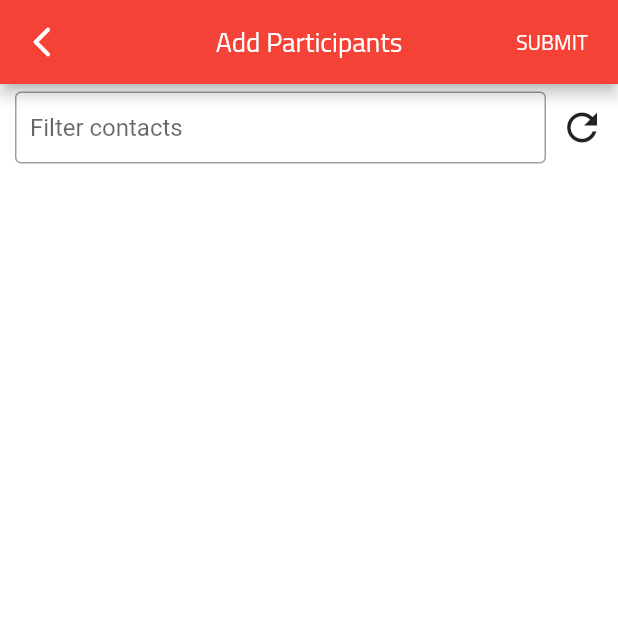
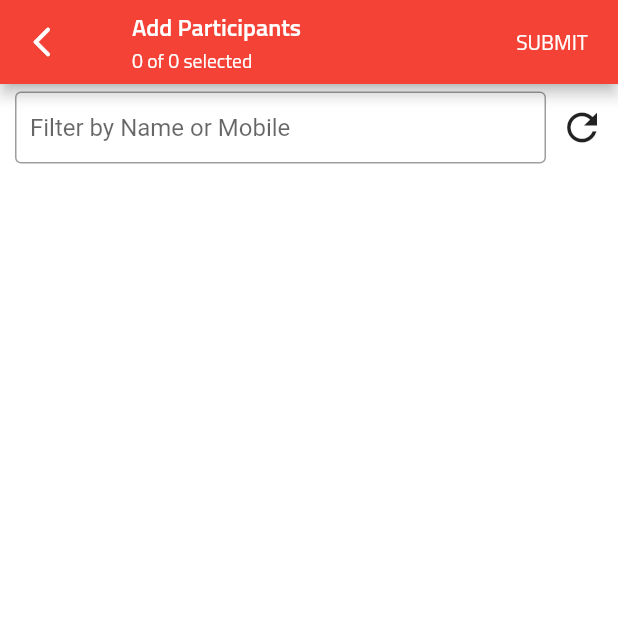
Before and after one commit to krunaldodiya/pauzr-flutter, a Flutter app: the AddGroupParticipantsPage screen opened directly, on a phone screen of 412 x 824 dp, the top half of it. Run offline on Flutter 3.47's test engine with Material 2 defaults, Android fonts, the phone set to English and light mode, and no system bars; our stand-ins replace bloc, carousel_pro, connectivity, contacts_service, curved_navigation_bar, dio and 9 more; missing offline and left inert: swipedetector, waveprogressbar_flutter, xs_progress_hud; accounts and stored records are empty; network calls fail; statements that could not run were skipped.

Commit message:
round avg

```diff
--- a/lib/src/screens/group/manage.dart
+++ b/lib/src/screens/group/manage.dart
@@ -133,6 +133,7 @@ class _ManageGroupPageState extends State<ManageGroupPage> {
             bloc: groupBloc,
             builder: (context, GroupState state) {
               return EditableFormField(
+                keyboardType: TextInputType.text,
                 maxLength: 20,
                 textColor: Colors.black,
                 borderColor: Colors.black,
--- a/lib/src/screens/group/participants.dart
+++ b/lib/src/screens/group/participants.dart
@@ -45,7 +45,19 @@ class _AddGroupParticipantsPageState extends State<AddGroupParticipantsPage> {
   Widget build(BuildContext context) {
     List filteredContact = _contacts.where((contact) {
       if (keywords != null) {
-        return contact['name'].toLowerCase().contains(keywords.toLowerCase());
+        var filterByName =
+            contact['name'].toLowerCase().contains(keywords.toLowerCase());
+
+        var filterByMobile =
+            contact['mobile'].toLowerCase().contains(keywords.toLowerCase());
+
+        var filterByDisplayName = contact['displayName']
+            .toLowerCase()
+            .contains(keywords.toLowerCase());
+
+        return filterByName == true ||
+            filterByMobile == true ||
+            filterByDisplayName == true;
       }
 
       return true;
@@ -55,12 +67,28 @@ class _AddGroupParticipantsPageState extends State<AddGroupParticipantsPage> {
       backgroundColor: Colors.white,
       appBar: AppBar(
         backgroundColor: Colors.red,
-        title: Text(
-          "Add Participants",
-          style: TextStyle(
-            color: Colors.white,
-            fontSize: 18.0,
-            fontFamily: Fonts.titilliumWebRegular,
+        title: Container(
+          alignment: Alignment.center,
+          child: ListTile(
+            dense: true,
+            contentPadding: EdgeInsets.all(0),
+            isThreeLine: true,
+            title: Text(
+              "Add Participants",
+              style: TextStyle(
+                color: Colors.white,
+                fontSize: 16.0,
+                fontFamily: Fonts.titilliumWebSemiBold,
+              ),
+            ),
+            subtitle: Text(
+              "${_participants.length} of ${_contacts.length} selected",
+              style: TextStyle(
+                color: Colors.white,
+                fontSize: 13.0,
+                fontFamily: Fonts.titilliumWebRegular,
+              ),
+            ),
           ),
         ),
         actions: <Widget>[
@@ -123,7 +151,7 @@ class _AddGroupParticipantsPageState extends State<AddGroupParticipantsPage> {
                               ),
                             ),
                             contentPadding: EdgeInsets.all(10.0),
-                            hintText: "Filter contacts",
+                            hintText: "Filter by Name or Mobile",
                           ),
                         ),
                       ),
@@ -149,14 +177,13 @@ class _AddGroupParticipantsPageState extends State<AddGroupParticipantsPage> {
                 ListView.builder(
                   primary: true,
                   shrinkWrap: true,
-                  padding: EdgeInsets.all(0),
                   itemCount: filteredContact.length,
                   itemBuilder: (context, index) {
                     Map contact = filteredContact?.elementAt(index);
 
                     return Container(
                       color:
-                          exists(contact) ? Colors.grey.shade200 : Colors.white,
+                          exists(contact) ? Colors.green.shade50 : Colors.white,
                       child: ListTile(
                         onTap: () => toggleContact(contact),
                         leading: CircleAvatar(
@@ -181,6 +208,9 @@ class _AddGroupParticipantsPageState extends State<AddGroupParticipantsPage> {
                             fontFamily: Fonts.titilliumWebRegular,
                           ),
                         ),
+                        trailing: exists(contact)
+                            ? Icon(Icons.check_circle, color: Colors.green)
+                            : null,
                       ),
                     );
                   },
--- a/lib/src/screens/group/scoreboard.dart
+++ b/lib/src/screens/group/scoreboard.dart
@@ -85,7 +85,8 @@ class _ScoreboardPage extends State<ScoreboardPage>
                 ),
               ),
               subtitle: Text(
-                "Scoreboard",
+                widget.group['description'],
+                maxLines: 1,
                 style: TextStyle(
                   color: Colors.white,
                   fontSize: 13.0,
--- a/lib/src/screens/otp/verify_otp.dart
+++ b/lib/src/screens/otp/verify_otp.dart
@@ -162,7 +162,7 @@ class _VerifyOtpPage extends State<VerifyOtpPage> {
   void onResendOtp() {
     XsProgressHud.show(context);
 
-    otpBloc.requestOtp(() {
+    otpBloc.requestOtp((data) {
       XsProgressHud.hide();
     });
   }
--- a/lib/src/screens/users/editable.dart
+++ b/lib/src/screens/users/editable.dart
@@ -32,6 +32,7 @@ class EditableFormField extends StatelessWidget {
     return Container(
       padding: EdgeInsets.symmetric(horizontal: 30.0, vertical: 10.0),
       child: TextField(
+        enableInteractiveSelection: true,
         maxLines: maxLines ?? 1,
         maxLength: maxLength ?? null,
         controller: controller,
```
Also changed, not shown: lib/src/screens/tabs/home.dart (+21 -1 lines).
